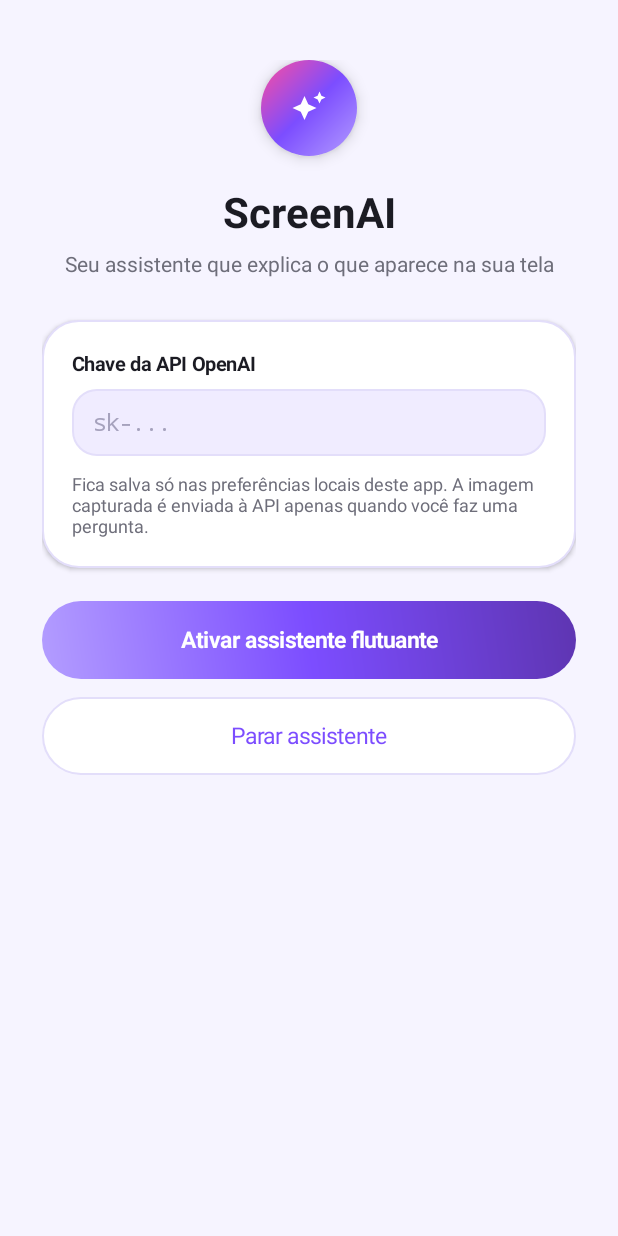
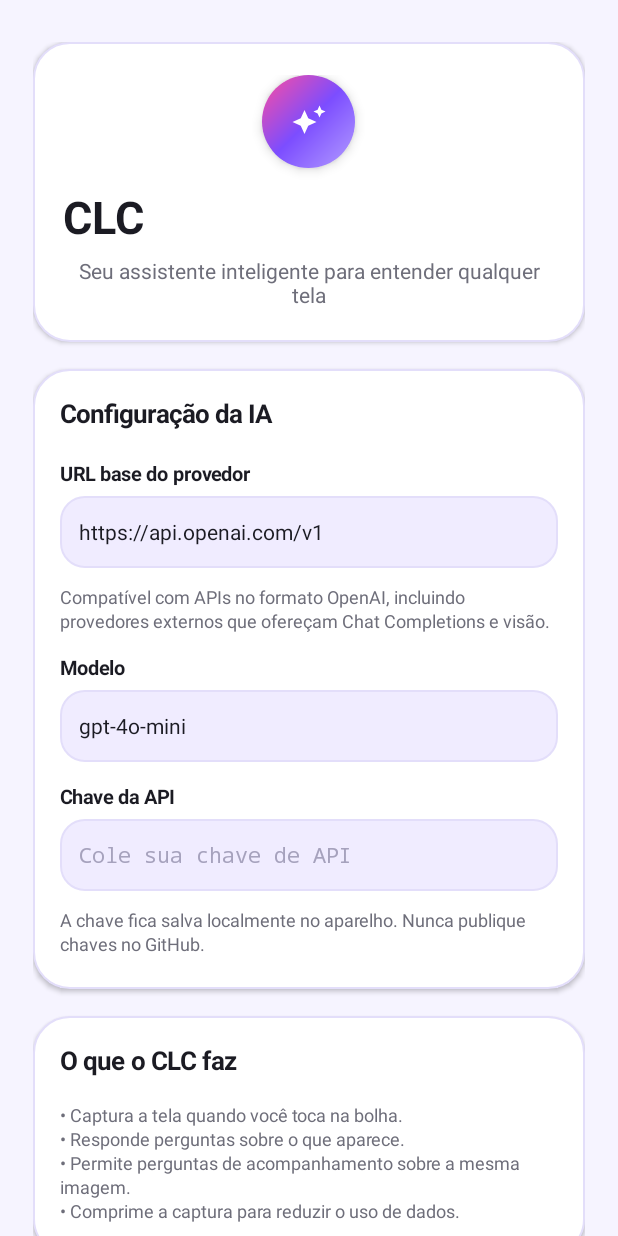
Before and after one commit to Sla1234lindo/Le, an Android app: the screen it shows after launch (MainActivity), on a phone screen of 412 x 824 dp. Run offline under Robolectric (Android 15) with nearby library versions, the phone set to English and light mode, and no system bars; 1 statement that could not run was skipped.

Commit message:
Modernize CLC settings and configurable AI providers

```diff
--- a/app/src/main/java/com/screenai/assistant/MainActivity.kt
+++ b/app/src/main/java/com/screenai/assistant/MainActivity.kt
@@ -1,5 +1,4 @@
 package com.screenai.assistant
-
 import android.app.Activity
 import android.content.Intent
 import android.graphics.Typeface
@@ -10,142 +9,128 @@ import android.provider.Settings
 import android.view.Gravity
 import android.view.ViewGroup
 import android.widget.*
+import java.net.URI
 
 class MainActivity : Activity() {
     private val captureRequest = 701
-    private lateinit var key: EditText
-
+    private lateinit var apiKey: EditText
+    private lateinit var baseUrl: EditText
+    private lateinit var model: EditText
+    private val prefs by lazy { getPreferences(0) }
     private fun dp(v: Int) = (v * resources.displayMetrics.density).toInt()
+    private fun color(id: Int) = resources.getColor(id, theme)
 
     override fun onCreate(savedInstanceState: Bundle?) {
         super.onCreate(savedInstanceState)
+        val scroll = ScrollView(this).apply { setBackgroundColor(color(R.color.bg_app)); isFillViewport = true }
+        val root = LinearLayout(this).apply { orientation = LinearLayout.VERTICAL; setPadding(dp(22), dp(28), dp(22), dp(28)) }
 
-        val scroll = ScrollView(this).apply {
-            setBackgroundColor(resColor(R.color.bg_app))
-            isFillViewport = true
-        }
+        val hero = card().apply { gravity = Gravity.CENTER; setPadding(dp(20), dp(22), dp(20), dp(22)) }
+        hero.addView(ImageView(this).apply {
+            setImageResource(R.drawable.ic_sparkle); setBackgroundResource(R.drawable.bg_bubble)
+            scaleType = ImageView.ScaleType.CENTER; elevation = dp(5).toFloat()
+        }, LinearLayout.LayoutParams(dp(62), dp(62)).apply { bottomMargin = dp(12) })
+        hero.addView(TextView(this).apply { text = "CLC"; textSize = 30f; typeface = Typeface.DEFAULT_BOLD; setTextColor(color(R.color.text_primary)) })
+        hero.addView(TextView(this).apply {
+            text = "Seu assistente inteligente para entender qualquer tela"; textSize = 14f
+            gravity = Gravity.CENTER; setTextColor(color(R.color.text_secondary)); setPadding(dp(8), dp(6), dp(8), 0)
+        })
+        root.addView(hero, LinearLayout.LayoutParams(-1, -2).apply { bottomMargin = dp(18) })
 
-        val root = LinearLayout(this).apply {
-            orientation = LinearLayout.VERTICAL
-            setPadding(dp(28), dp(40), dp(28), dp(32))
-            gravity = Gravity.CENTER_HORIZONTAL
-        }
+        val settings = card()
+        settings.addView(title("Configuração da IA"))
+        settings.addView(label("URL base do provedor"))
+        baseUrl = field("https://api.openai.com/v1", prefs.getString("api_base_url", "https://api.openai.com/v1") ?: "")
+        settings.addView(baseUrl, fieldParams())
+        settings.addView(note("Compatível com APIs no formato OpenAI, incluindo provedores externos que ofereçam Chat Completions e visão."))
+        settings.addView(label("Modelo"))
+        model = field("gpt-4o-mini", prefs.getString("api_model", "gpt-4o-mini") ?: "")
+        settings.addView(model, fieldParams())
+        settings.addView(label("Chave da API"))
+        apiKey = field("Cole sua chave de API", prefs.getString("api_key", "") ?: "", true)
+        settings.addView(apiKey, fieldParams())
+        settings.addView(note("A chave fica salva localmente no aparelho. Nunca publique chaves no GitHub."))
+        root.addView(settings, LinearLayout.LayoutParams(-1, -2).apply { bottomMargin = dp(18) })
 
-        // Logo bubble
-        root.addView(ImageView(this).apply {
-            setImageResource(R.drawable.ic_sparkle)
-            setBackgroundResource(R.drawable.bg_bubble)
-            scaleType = ImageView.ScaleType.CENTER
-            elevation = dp(6).toFloat()
-        }, LinearLayout.LayoutParams(dp(64), dp(64)).apply { bottomMargin = dp(18) })
+        val info = card()
+        info.addView(title("O que o CLC faz"))
+        info.addView(note("• Captura a tela quando você toca na bolha.\n• Responde perguntas sobre o que aparece.\n• Permite perguntas de acompanhamento sobre a mesma imagem.\n• Comprime a captura para reduzir o uso de dados."))
+        root.addView(info, LinearLayout.LayoutParams(-1, -2).apply { bottomMargin = dp(18) })
 
-        root.addView(TextView(this).apply {
-            text = "ScreenAI"
-            textSize = 28f
-            setTypeface(null, Typeface.BOLD)
-            setTextColor(resColor(R.color.text_primary))
-            gravity = Gravity.CENTER
-        })
-
-        root.addView(TextView(this).apply {
-            text = "Seu assistente que explica o que aparece na sua tela"
-            textSize = 14f
-            setTextColor(resColor(R.color.text_secondary))
-            gravity = Gravity.CENTER
-            setPadding(dp(12), dp(6), dp(12), dp(28))
-        })
-
-        // Card with API key field
-        val card = LinearLayout(this).apply {
-            orientation = LinearLayout.VERTICAL
-            setBackgroundResource(R.drawable.bg_card)
-            setPadding(dp(20), dp(20), dp(20), dp(20))
-            elevation = dp(2).toFloat()
-        }
-        card.addView(TextView(this).apply {
-            text = "Chave da API OpenAI"
-            textSize = 13f
-            setTypeface(null, Typeface.BOLD)
-            setTextColor(resColor(R.color.text_primary))
-            setPadding(0, 0, 0, dp(8))
-        })
-        key = EditText(this).apply {
-            hint = "sk-..."
-            setHintTextColor(resColor(R.color.text_hint))
-            setTextColor(resColor(R.color.text_primary))
-            inputType = 129
-            textSize = 15f
-            setBackgroundResource(R.drawable.bg_input)
-            setPadding(dp(14), dp(12), dp(14), dp(12))
-            setText(getPreferences(0).getString("api_key", ""))
-        }
-        card.addView(key, LinearLayout.LayoutParams(-1, -2))
-        card.addView(TextView(this).apply {
-            text = "Fica salva só nas preferências locais deste app. A imagem capturada é enviada à API apenas quando você faz uma pergunta."
-            textSize = 12f
-            setTextColor(resColor(R.color.text_secondary))
-            setPadding(0, dp(10), 0, 0)
-        })
-        root.addView(card, LinearLayout.LayoutParams(-1, -2).apply { bottomMargin = dp(22) })
-
-        // Primary button
-        root.addView(Button(this).apply {
-            text = "Ativar assistente flutuante"
-            isAllCaps = false
-            textSize = 15f
-            setTypeface(null, Typeface.BOLD)
-            setTextColor(resColor(R.color.text_on_primary))
-            background = getDrawable(R.drawable.bg_button_primary)
-            stateListAnimator = null
-            setOnClickListener { activate() }
-        }, LinearLayout.LayoutParams(-1, dp(52)).apply { bottomMargin = dp(12) })
-
-        // Secondary (outline) button
-        root.addView(Button(this).apply {
-            text = "Parar assistente"
-            isAllCaps = false
-            textSize = 15f
-            setTextColor(resColor(R.color.primary))
-            background = getDrawable(R.drawable.bg_button_outline)
-            stateListAnimator = null
-            setOnClickListener {
-                stopService(Intent(this@MainActivity, ScreenAssistService::class.java))
-                Toast.makeText(this@MainActivity, "Assistente parado", Toast.LENGTH_SHORT).show()
-            }
+        root.addView(button("Salvar e ativar assistente", true) { activate() }, LinearLayout.LayoutParams(-1, dp(54)).apply { bottomMargin = dp(10) })
+        root.addView(button("Parar assistente", false) {
+            stopService(Intent(this, ScreenAssistService::class.java))
+            Toast.makeText(this, "Assistente parado", Toast.LENGTH_SHORT).show()
         }, LinearLayout.LayoutParams(-1, dp(52)))
-
         scroll.addView(root, ViewGroup.LayoutParams(-1, -2))
         setContentView(scroll)
     }
 
-    private fun resColor(id: Int) = resources.getColor(id, theme)
+    private fun card() = LinearLayout(this).apply {
+        orientation = LinearLayout.VERTICAL; setPadding(dp(18), dp(18), dp(18), dp(18))
+        setBackgroundResource(R.drawable.bg_card); elevation = dp(2).toFloat()
+    }
+    private fun title(v: String) = TextView(this).apply {
+        text = v; textSize = 17f; typeface = Typeface.DEFAULT_BOLD
+        setTextColor(color(R.color.text_primary)); setPadding(0, 0, 0, dp(10))
+    }
+    private fun label(v: String) = TextView(this).apply {
+        text = v; textSize = 13f; typeface = Typeface.DEFAULT_BOLD
+        setTextColor(color(R.color.text_primary)); setPadding(0, dp(10), 0, dp(6))
+    }
+    private fun note(v: String) = TextView(this).apply {
+        text = v; textSize = 12f; setTextColor(color(R.color.text_secondary))
+        setPadding(0, dp(7), 0, dp(4)); setLineSpacing(dp(2).toFloat(), 1f)
+    }
+    private fun field(h: String, v: String, secret: Boolean = false) = EditText(this).apply {
+        hint = h; setHintTextColor(color(R.color.text_hint)); setTextColor(color(R.color.text_primary))
+        textSize = 14f; singleLine = true
+        inputType = if (secret) 129 else android.text.InputType.TYPE_CLASS_TEXT or android.text.InputType.TYPE_TEXT_VARIATION_URI
+        setBackgroundResource(R.drawable.bg_input); setPadding(dp(13), dp(12), dp(13), dp(12)); setText(v)
+    }
+    private fun fieldParams() = LinearLayout.LayoutParams(-1, dp(48)).apply { bottomMargin = dp(4) }
+    private fun button(v: String, primary: Boolean, action: () -> Unit) = Button(this).apply {
+        text = v; isAllCaps = false; textSize = 15f; stateListAnimator = null
+        typeface = if (primary) Typeface.DEFAULT_BOLD else Typeface.DEFAULT
+        setTextColor(color(if (primary) R.color.text_on_primary else R.color.primary))
+        background = getDrawable(if (primary) R.drawable.bg_button_primary else R.drawable.bg_button_outline)
+        setOnClickListener { action() }
+    }
+
+    private fun saveSettings(): Boolean {
+        val k = apiKey.text.toString().trim()
+        val url = baseUrl.text.toString().trim().trimEnd('/')
+        val selectedModel = model.text.toString().trim()
+        if (k.isBlank()) { apiKey.error = "Informe sua chave de API"; return false }
+        val parsed = try { URI(url) } catch (_: Exception) { null }
+        if (parsed == null || parsed.scheme !in listOf("https", "http") || parsed.host.isNullOrBlank()) {
+            baseUrl.error = "Informe uma URL válida"; return false
+        }
+        if (selectedModel.isBlank()) { model.error = "Informe o modelo"; return false }
+        prefs.edit().putString("api_key", k).putString("api_base_url", url).putString("api_model", selectedModel).apply()
+        return true
+    }
 
     private fun activate() {
-        val k = key.text.toString().trim()
-        if (!k.startsWith("sk-")) {
-            Toast.makeText(this, "Insira uma chave de API válida", Toast.LENGTH_LONG).show()
+        if (!saveSettings()) return
+        if (!Settings.canDrawOverlays(this)) {
+            startActivity(Intent(Settings.ACTION_MANAGE_OVERLAY_PERMISSION, Uri.parse("package:$packageName")))
+            Toast.makeText(this, "Permita a sobreposição e volte para ativar.", Toast.LENGTH_LONG).show()
             return
         }
-        getPreferences(0).edit().putString("api_key", k).apply()
-        if (!Settings.canDrawOverlays(this)) {
-            startActivity(Intent(Settings.ACTION_MANAGE_OVERLAY_PERMISSION, Uri.parse("package:$packageName")))
-            Toast.makeText(this, "Permita a sobreposição e volte ao app para ativar.", Toast.LENGTH_LONG).show()
-            return
-        }
-        val mgr = getSystemService(MEDIA_PROJECTION_SERVICE) as MediaProjectionManager
-        startActivityForResult(mgr.createScreenCaptureIntent(), captureRequest)
+        val manager = getSystemService(MEDIA_PROJECTION_SERVICE) as MediaProjectionManager
+        startActivityForResult(manager.createScreenCaptureIntent(), captureRequest)
     }
 
-    @Deprecated("legacy result required")
+    @Deprecated("legacy result required for MediaProjection consent")
     override fun onActivityResult(requestCode: Int, resultCode: Int, data: Intent?) {
         super.onActivityResult(requestCode, resultCode, data)
         if (requestCode == captureRequest && resultCode == RESULT_OK && data != null) {
-            val svc = Intent(this, ScreenAssistService::class.java).apply {
-                putExtra("resultCode", resultCode)
-                putExtra("projectionData", data)
+            val serviceIntent = Intent(this, ScreenAssistService::class.java).apply {
+                putExtra("resultCode", resultCode); putExtra("projectionData", data)
             }
-            startForegroundService(svc)
-            Toast.makeText(this, "Assistente ativo. Toque na bolinha para analisar a tela.", Toast.LENGTH_LONG).show()
+            startForegroundService(serviceIntent)
+            Toast.makeText(this, "CLC ativo. Toque na bolha para começar.", Toast.LENGTH_LONG).show()
         }
     }
 }
```
